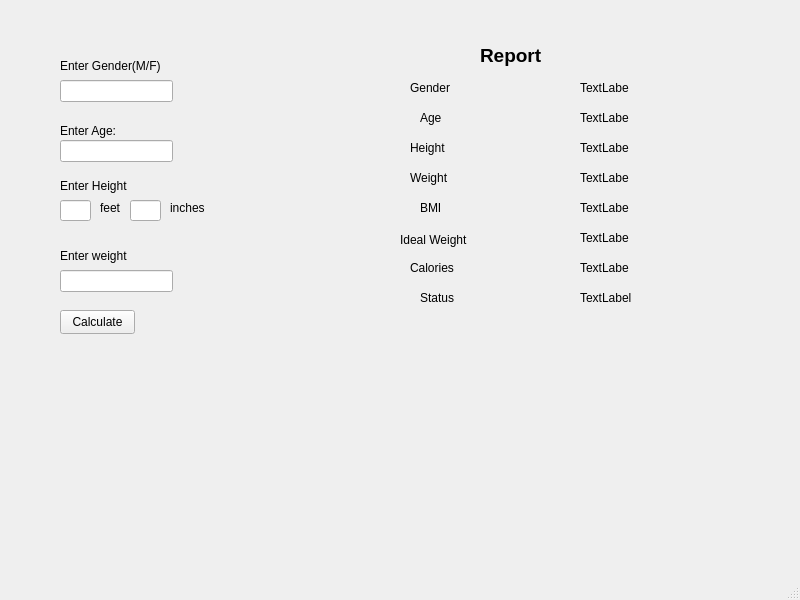
Above: mainwindow.ui from Fakriha/Food-Health before the change. Below: the same form after it.
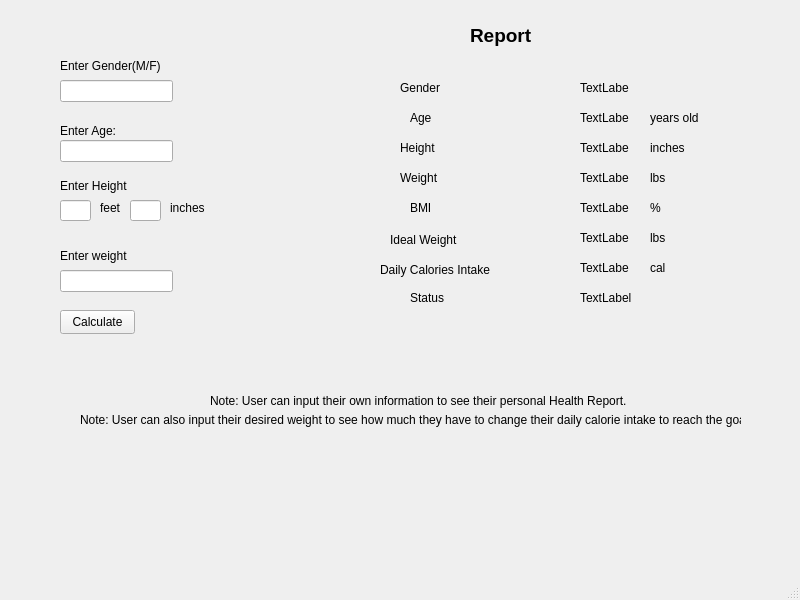
That is the form after the change.

Patch:
```diff
--- a/mainwindow.ui
+++ b/mainwindow.ui
@@ -158,7 +158,7 @@
    <widget class="QLabel" name="label_7">
     <property name="geometry">
      <rect>
-      <x>400</x>
+      <x>390</x>
       <y>230</y>
       <width>71</width>
       <height>20</height>
@@ -197,7 +197,7 @@
    <widget class="QLabel" name="label_10">
     <property name="geometry">
      <rect>
-      <x>410</x>
+      <x>400</x>
       <y>80</y>
       <width>49</width>
       <height>16</height>
@@ -236,21 +236,21 @@
    <widget class="QLabel" name="label_8">
     <property name="geometry">
      <rect>
-      <x>410</x>
+      <x>380</x>
       <y>260</y>
-      <width>49</width>
-      <height>16</height>
+      <width>121</width>
+      <height>20</height>
      </rect>
     </property>
     <property name="text">
-     <string>Calories</string>
+     <string>Daily Calories Intake</string>
     </property>
    </widget>
    <widget class="QLabel" name="label_17">
     <property name="geometry">
      <rect>
-      <x>480</x>
-      <y>40</y>
+      <x>470</x>
+      <y>20</y>
       <width>101</width>
       <height>31</height>
      </rect>
@@ -268,7 +268,7 @@
    <widget class="QLabel" name="label_14">
     <property name="geometry">
      <rect>
-      <x>420</x>
+      <x>410</x>
       <y>290</y>
       <width>49</width>
       <height>16</height>
@@ -281,7 +281,7 @@
    <widget class="QLabel" name="label_12">
     <property name="geometry">
      <rect>
-      <x>410</x>
+      <x>400</x>
       <y>140</y>
       <width>49</width>
       <height>16</height>
@@ -294,7 +294,7 @@
    <widget class="QLabel" name="label_9">
     <property name="geometry">
      <rect>
-      <x>420</x>
+      <x>410</x>
       <y>110</y>
       <width>49</width>
       <height>16</height>
@@ -346,7 +346,7 @@
    <widget class="QLabel" name="label_13">
     <property name="geometry">
      <rect>
-      <x>420</x>
+      <x>410</x>
       <y>200</y>
       <width>49</width>
       <height>16</height>
@@ -359,7 +359,7 @@
    <widget class="QLabel" name="label_11">
     <property name="geometry">
      <rect>
-      <x>410</x>
+      <x>400</x>
       <y>170</y>
       <width>49</width>
       <height>16</height>
@@ -382,6 +382,110 @@
      <string>TextLabel</string>
     </property>
    </widget>
+   <widget class="QLabel" name="label_15">
+    <property name="geometry">
+     <rect>
+      <x>650</x>
+      <y>110</y>
+      <width>61</width>
+      <height>16</height>
+     </rect>
+    </property>
+    <property name="text">
+     <string>years old</string>
+    </property>
+   </widget>
+   <widget class="QLabel" name="label_16">
+    <property name="geometry">
+     <rect>
+      <x>650</x>
+      <y>140</y>
+      <width>49</width>
+      <height>16</height>
+     </rect>
+    </property>
+    <property name="text">
+     <string>inches</string>
+    </property>
+   </widget>
+   <widget class="QLabel" name="label_18">
+    <property name="geometry">
+     <rect>
+      <x>650</x>
+      <y>170</y>
+      <width>49</width>
+      <height>16</height>
+     </rect>
+    </property>
+    <property name="text">
+     <string>lbs</string>
+    </property>
+   </widget>
+   <widget class="QLabel" name="label_19">
+    <property name="geometry">
+     <rect>
+      <x>650</x>
+      <y>200</y>
+      <width>49</width>
+      <height>16</height>
+     </rect>
+    </property>
+    <property name="text">
+     <string>%</string>
+    </property>
+   </widget>
+   <widget class="QLabel" name="label_20">
+    <property name="geometry">
+     <rect>
+      <x>650</x>
+      <y>230</y>
+      <width>49</width>
+      <height>16</height>
+     </rect>
+    </property>
+    <property name="text">
+     <string>lbs</string>
+    </property>
+   </widget>
+   <widget class="QLabel" name="label_21">
+    <property name="geometry">
+     <rect>
+      <x>650</x>
+      <y>260</y>
+      <width>49</width>
+      <height>16</height>
+     </rect>
+    </property>
+    <property name="text">
+     <string>cal</string>
+    </property>
+   </widget>
+   <widget class="QLabel" name="label_22">
+    <property name="geometry">
+     <rect>
+      <x>210</x>
+      <y>390</y>
+      <width>431</width>
+      <height>21</height>
+     </rect>
+    </property>
+    <property name="text">
+     <string>Note: User can input their own information to see their personal Health Report.</string>
+    </property>
+   </widget>
+   <widget class="QLabel" name="label_23">
+    <property name="geometry">
+     <rect>
+      <x>80</x>
+      <y>410</y>
+      <width>661</width>
+      <height>20</height>
+     </rect>
+    </property>
+    <property name="text">
+     <string>Note: User can also input their desired weight to see how much they have to change their daily calorie intake to reach the goal.</string>
+    </property>
+   </widget>
   </widget>
   <widget class="QMenuBar" name="menubar">
    <property name="geometry">
```
